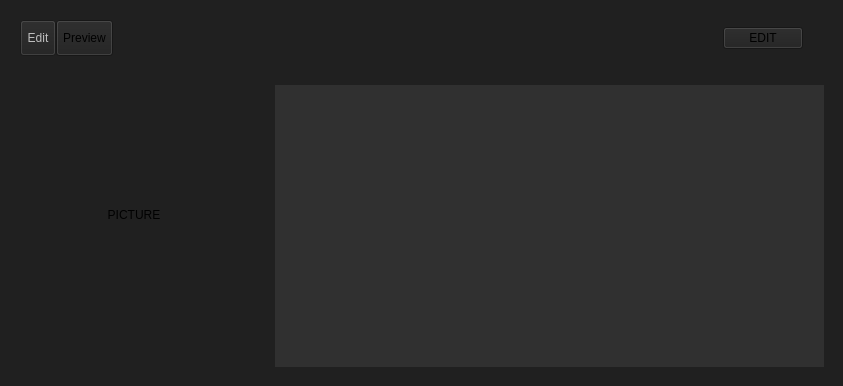
Tribler/tribler, file src/tribler-gui/tribler_gui/qt_resources/channel_description.ui: the form before one commit.
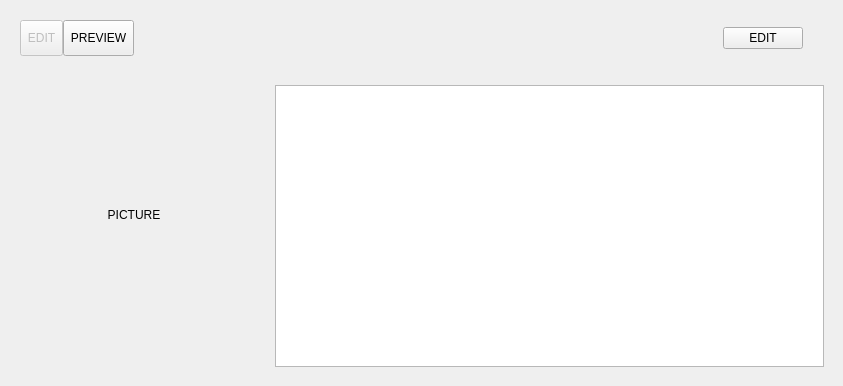
The form after the commit. Custom widgets are drawn as their Qt base class.

Patch:
```diff
--- a/src/tribler-gui/tribler_gui/qt_resources/channel_description.ui
+++ b/src/tribler-gui/tribler_gui/qt_resources/channel_description.ui
@@ -29,57 +29,7 @@
    </size>
   </property>
   <property name="styleSheet">
-      <string notr="true">
-QWidget {
-background-color: #202020;
-}
-
-TabButtonPanel QToolButton {
-color: #B5B5B5;
-border: none;
-border-bottom: 3px solid transparent;
-background: none;
-font-size: 14px;
-}
-
-TabButtonPanel QToolButton::hover {
-color: white;
-}
-
-TabButtonPanel QToolButton::checked {
-border-bottom: 3px solid #e67300;
-color: white;
-}
-
-CircleButton {
-border: 1px solid #B5B5B5;
-border-radius: 16px;
-}
-
-CircleButton::hover {
-border: 1px solid white;
-}
-
-EllipseButton {
-border: 1px solid #B5B5B5;
-border-radius: 12px;
-color: white;
-}
-
-EllipseButton::hover {
-border: 1px solid white;
-color: white;
-}
-
-QLineEdit, QTextEdit {
-background-color: #303030;
-border: none;
-color: #C0C0C0;
-padding: 4px;
-}
-
-
-
+   <string notr="true">
 
       </string>
   </property>
@@ -177,7 +127,7 @@
            <cursorShape>PointingHandCursor</cursorShape>
           </property>
           <property name="text">
-           <string>Edit</string>
+           <string>EDIT</string>
           </property>
           <property name="checkable">
            <bool>true</bool>
@@ -214,7 +164,7 @@
            <string notr="true"/>
           </property>
           <property name="text">
-           <string>Preview</string>
+           <string>PREVIEW</string>
           </property>
           <property name="checkable">
            <bool>true</bool>
```
